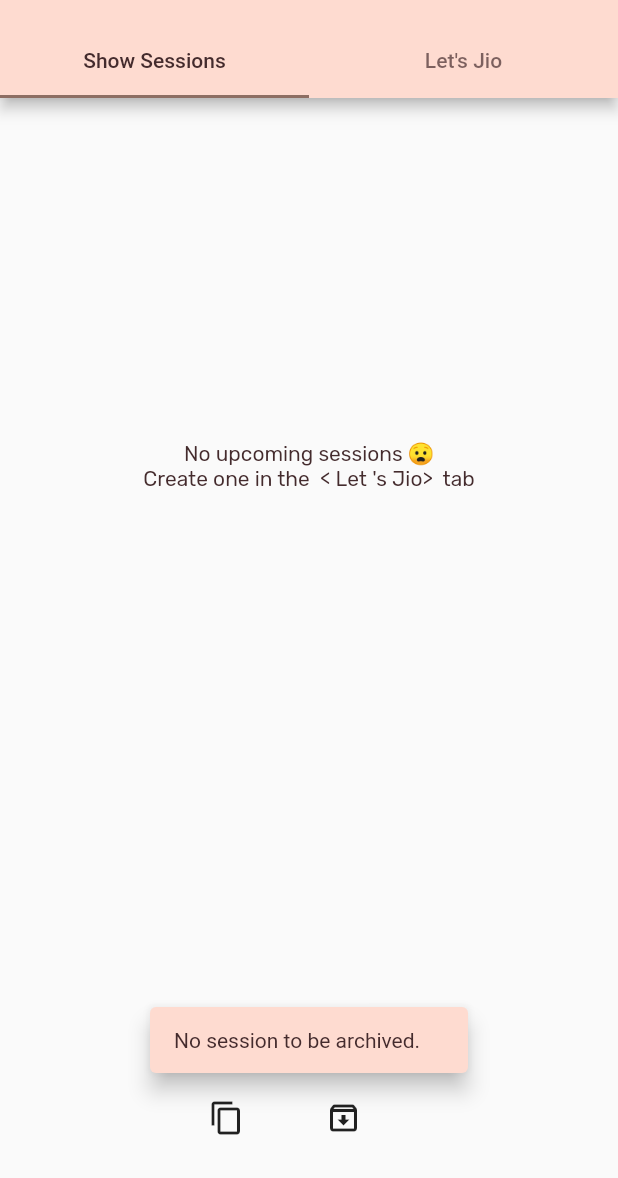
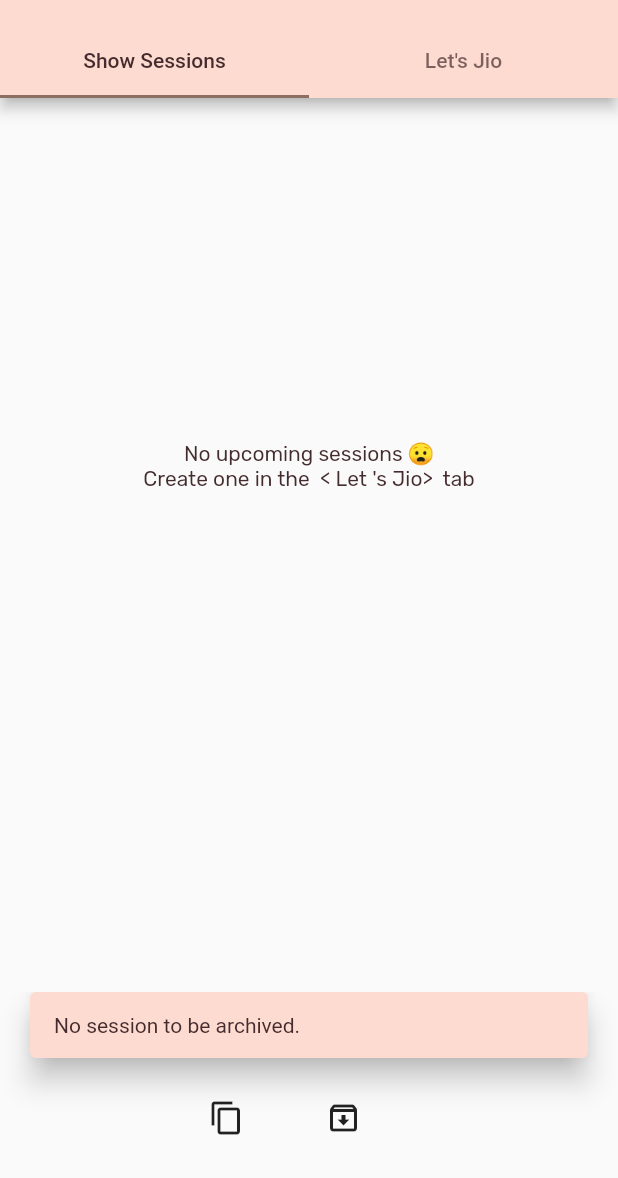
Before and after one commit to Qibaoooo/Qibaoooo.github.io, a Flutter app: the screen it shows after launch, after a tap on the "archive" icon, on a phone screen of 412 x 824 dp, the part 58-1236 px from its top. Run offline on Flutter 3.47's test engine with Material 2 defaults, Android fonts, the phone set to English and light mode, and no system bars; our stand-ins replace animated_text_kit; missing offline and left inert: animated_widgets, dart:html; network calls fail.

Commit message:
update [skip ci]

```diff
--- /dev/null
+++ b/dev/lib/components/show_snackbar.dart
@@ -0,0 +1,17 @@
+import 'package:flutter/material.dart';
+import 'package:shrine/colors.dart';
+
+void showSnackbar({context, message = String, isAlert = false}) {
+  var snackBar = SnackBar(
+    margin: const EdgeInsets.only(bottom: 80, left: 20, right: 20),
+    behavior: SnackBarBehavior.floating,
+    elevation: 8.0,
+    content: Text(
+      message,
+      style: const TextStyle(color: kShrineBrown900),
+    ),
+    backgroundColor: isAlert ? Colors.amber : kShrinePink100,
+    duration: const Duration(seconds: 1),
+  );
+  ScaffoldMessenger.of(context).showSnackBar(snackBar);
+}
--- a/dev/lib/sessionList.dart
+++ b/dev/lib/sessionList.dart
@@ -4,6 +4,7 @@ import 'package:animations/animations.dart';
 import 'package:flutter/material.dart';
 import 'package:flutter/services.dart';
 import 'package:shrine/colors.dart';
+import 'package:shrine/components/show_snackbar.dart';
 import 'package:shrine/network.dart';
 
 class SessionList extends StatefulWidget {
@@ -49,16 +50,7 @@ class _SessionListState extends State<SessionList> {
     }
     Clipboard.setData(ClipboardData(text: toCopy));
     if (_sessions.isNotEmpty) {
-      const snackBar = SnackBar(
-        margin: EdgeInsets.fromLTRB(100, 30, 100, 70),
-        behavior: SnackBarBehavior.floating,
-        content: Text(
-          'Copied.',
-          style: TextStyle(color: kShrineBrown900),
-        ),
-        backgroundColor: kShrinePink100,
-      );
-      ScaffoldMessenger.of(context).showSnackBar(snackBar);
+      showSnackbar(context: context, message: 'Copied.');
     }
   }
 
@@ -77,27 +69,10 @@ class _SessionListState extends State<SessionList> {
       }
     }
     if (archived.isNotEmpty) {
-      var snackBar = SnackBar(
-        margin: EdgeInsets.fromLTRB(100, 30, 100, 70),
-        behavior: SnackBarBehavior.floating,
-        content: Text(
-          'Archived ' + archived.length.toString() + ' session(s).',
-          style: TextStyle(color: kShrineBrown900),
-        ),
-        backgroundColor: kShrinePink100,
-      );
-      ScaffoldMessenger.of(context).showSnackBar(snackBar);
+      var msg = 'Archived ' + archived.length.toString() + ' session(s).';
+      showSnackbar(context: context, message: msg);
     } else {
-      const snackBar = SnackBar(
-        margin: EdgeInsets.fromLTRB(100, 30, 100, 70),
-        behavior: SnackBarBehavior.floating,
-        content: Text(
-          'No session to be archived.',
-          style: TextStyle(color: kShrineBrown900),
-        ),
-        backgroundColor: kShrinePink100,
-      );
-      ScaffoldMessenger.of(context).showSnackBar(snackBar);
+      showSnackbar(context: context, message: 'No session to be archived.');
     }
   }
 
```
Also changed, not shown: dev/lib/constAndConfig.dart (added, +7 -0 lines), dev/lib/sessionForm.dart (+8 -9 lines).
